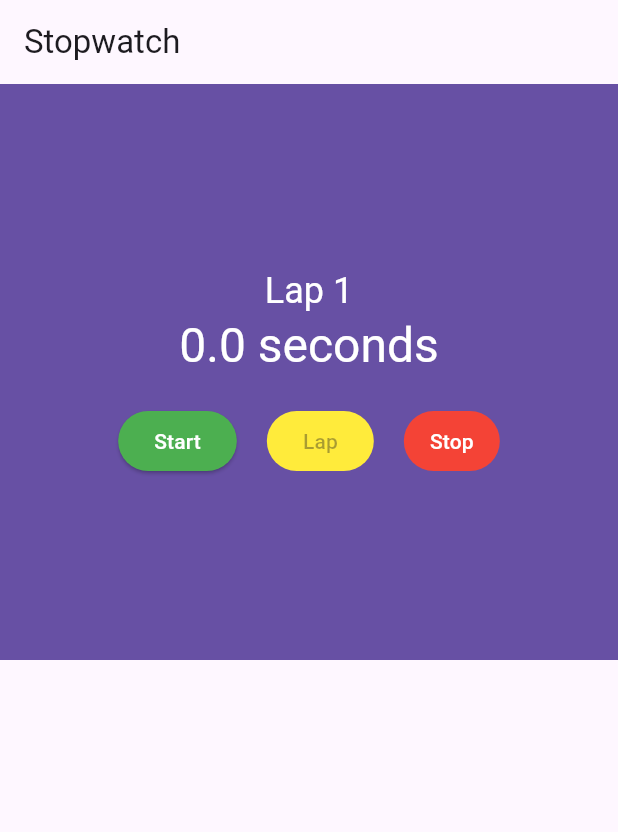
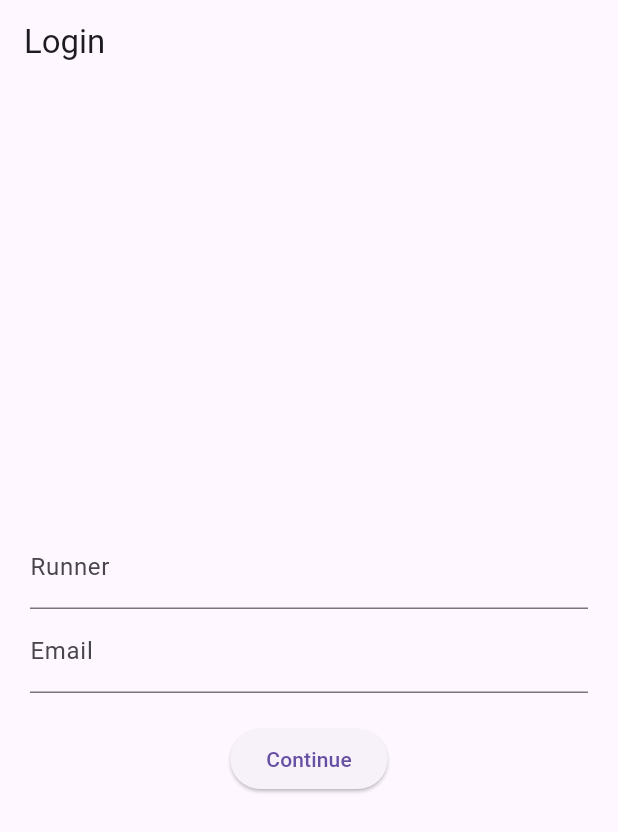
Before and after one commit to reddvid/flutter_cookbook, a Flutter app: the screen it shows after launch, on a phone screen of 412 x 824 dp. Shown: the top 832 px of the screen. Run offline on Flutter 3.47's test engine with Material 3 defaults, Android fonts, the phone set to English and light mode, and no system bars; our stand-ins replace google_fonts.

Commit message:
add navigation ch6 recipe

```diff
--- /dev/null
+++ b/stopwatch/lib/login_screen.dart
@@ -0,0 +1,92 @@
+import 'package:flutter/material.dart';
+
+class LoginScreen extends StatefulWidget {
+  const LoginScreen({super.key});
+
+  @override
+  State<LoginScreen> createState() => _LoginScreenState();
+}
+
+class _LoginScreenState extends State<LoginScreen> {
+  bool loggedIn = false;
+  String name = '';
+  final _nameController = TextEditingController();
+  final _emailController = TextEditingController();
+  final _formKey = GlobalKey<FormState>();
+
+  @override
+  void dispose() {
+    _emailController.dispose();
+    _nameController.dispose();
+    super.dispose();
+  }
+
+  @override
+  Widget build(BuildContext context) {
+    return Scaffold(
+      appBar: AppBar(title: const Text('Login')),
+      body: Center(child: loggedIn ? _buildSuccess() : _buildLoginForm()),
+    );
+  }
+
+  Widget _buildSuccess() {
+    return Column(
+      mainAxisAlignment: MainAxisAlignment.center,
+      children: [
+        const Icon(Icons.check, color: Colors.orangeAccent),
+        Text('Hi $name'),
+      ],
+    );
+  }
+
+  Widget _buildLoginForm() {
+    return Form(
+      key: _formKey,
+      child: Padding(
+        padding: const EdgeInsets.all(20.0),
+        child: Column(
+          mainAxisAlignment: MainAxisAlignment.center,
+          children: [
+            TextFormField(
+              controller: _nameController,
+              decoration: const InputDecoration(labelText: 'Runner'),
+              validator: (text) =>
+                  text!.isEmpty ? 'Enter the runner\'s name.' : null,
+            ),
+            TextFormField(
+              controller: _emailController,
+              keyboardType: TextInputType.emailAddress,
+              decoration: const InputDecoration(labelText: 'Email'),
+              validator: (text) {
+                if (text!.isEmpty) {
+                  return 'Enter the runner\'s email.';
+                }
+
+                final regex = RegExp('[^@]+@[^.]+..+');
+                if (!regex.hasMatch(text)) {
+                  return 'Enter a valid email';
+                }
+
+                return null;
+              },
+            ),
+            const SizedBox(height: 20),
+            ElevatedButton(onPressed: _validate, child: const Text('Continue')),
+          ],
+        ),
+      ),
+    );
+  }
+
+  void _validate() {
+    final form = _formKey.currentState;
+    if (form?.validate() ?? false) {
+      return;
+    }
+
+    setState(() {
+      loggedIn = true;
+      name = _nameController.text;
+    });
+  }
+}
--- a/stopwatch/lib/main.dart
+++ b/stopwatch/lib/main.dart
@@ -1,4 +1,5 @@
 import 'package:flutter/material.dart';
+import 'package:stopwatch/login_screen.dart';
 import 'package:stopwatch/stopwatch.dart';
 
 void main() {
@@ -10,6 +11,6 @@ class StopWatchApp extends StatelessWidget {
 
   @override
   Widget build(BuildContext context) {
-    return const MaterialApp(home: StopWatch());
+    return const MaterialApp(home: LoginScreen());
   }
 }
```
Also changed, not shown: stopwatch/lib/stopwatch.dart (+24 -5 lines).
